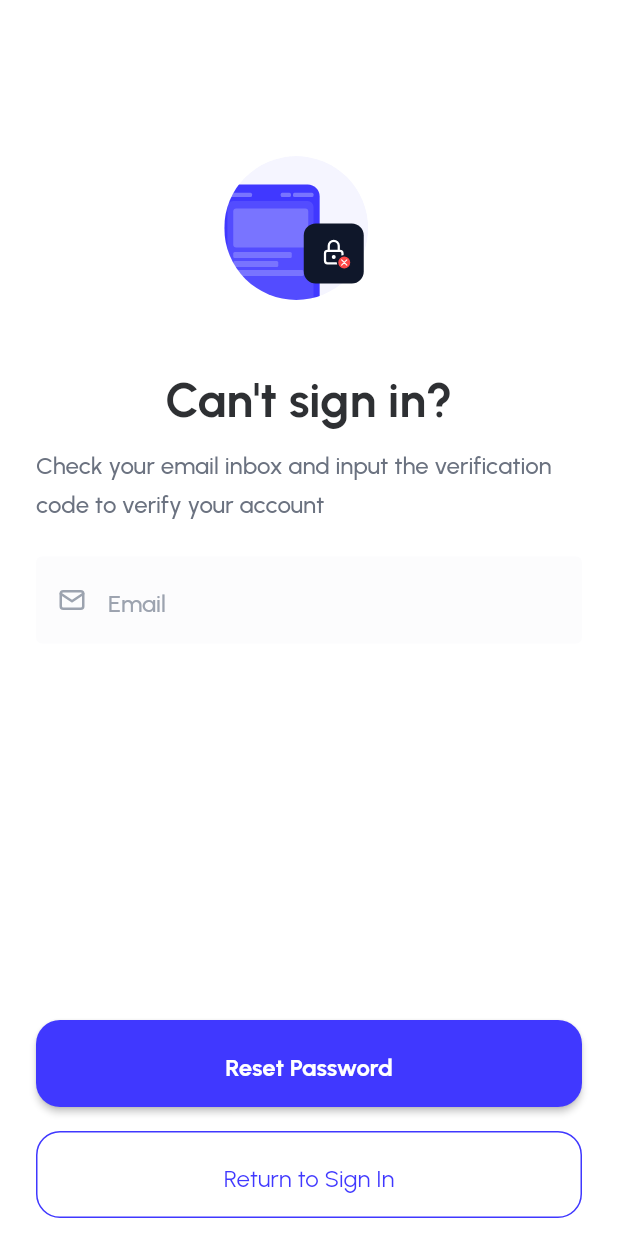
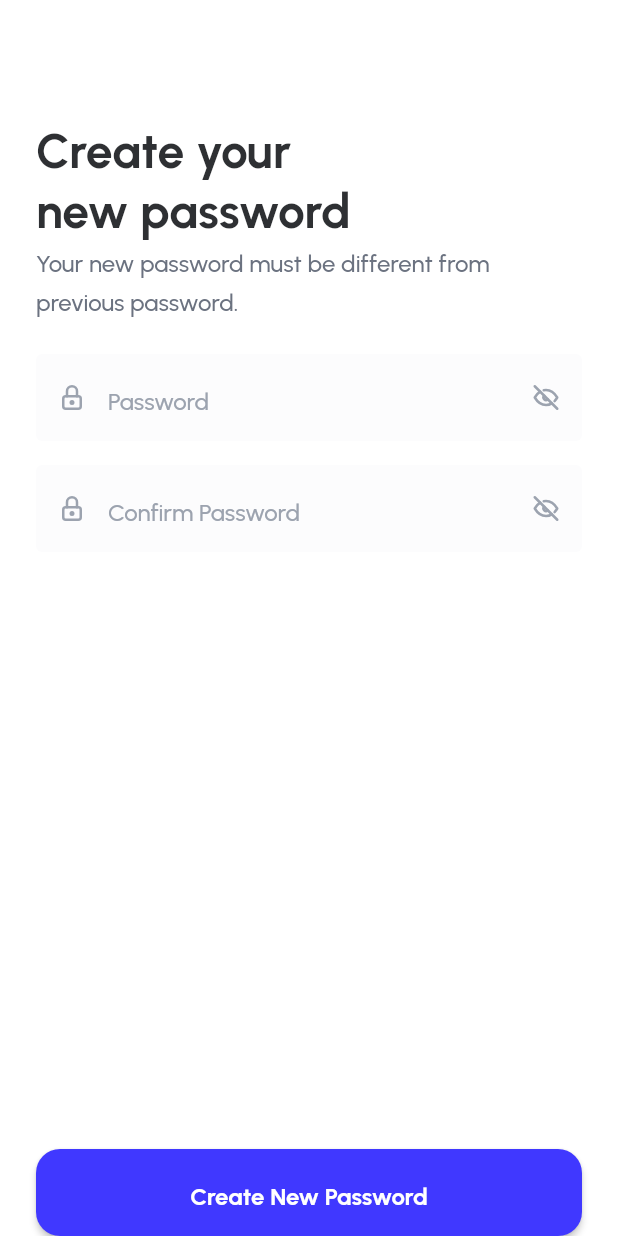
Before and after one commit to sheriffyusuf/carline_flutter, a Flutter app: the ForgotPasswordPage screen opened by its route, after a tap on "Reset Password", on a phone screen of 412 x 824 dp. Run offline on Flutter 3.47's test engine with Material 2 defaults, Android fonts, the phone set to English and light mode, and no system bars; drawn by our look-alikes of nb_utils; our stand-ins replace auto_route, flutter_hooks, flutter_svg, google_fonts, icons_plus, pinput and 1 more.

Commit message:
feat: :sparkles: create new password page ui

```diff
--- a/lib/gen/assets.gen.dart
+++ b/lib/gen/assets.gen.dart
@@ -42,8 +42,12 @@ class $AssetsSvgsGen {
   SvgGenImage get forgotPassword =>
       const SvgGenImage('assets/svgs/forgot_password.svg');
 
+  /// File path: assets/svgs/password_change.svg
+  SvgGenImage get passwordChange =>
+      const SvgGenImage('assets/svgs/password_change.svg');
+
   /// List of all assets
-  List<SvgGenImage> get values => [emptyState, forgotPassword];
+  List<SvgGenImage> get values => [emptyState, forgotPassword, passwordChange];
 }
 
 class Assets {
--- a/lib/pages/login/views/forgot_password_page.dart
+++ b/lib/pages/login/views/forgot_password_page.dart
@@ -1,6 +1,7 @@
 import 'package:auto_route/auto_route.dart';
 import 'package:carline_flutter/gen/assets.gen.dart';
 import 'package:carline_flutter/gen/colors.gen.dart';
+import 'package:carline_flutter/router/router.dart';
 import 'package:carline_flutter/widgets/app_outlined_button/app_outlined_button.dart';
 import 'package:carline_flutter/widgets/custom_button/custom_button.dart';
 import 'package:carline_flutter/widgets/input_decoration/input_decoration.dart';
@@ -50,7 +51,7 @@ class ForgotPasswordPage extends HookWidget {
                 const Spacer(),
                 CarlineButton(
                   title: 'Reset Password',
-                  onPressed: () => true,
+                  onPressed: () => context.pushRoute(const NewPasswordRoute()),
                   variant: "primary",
                 ),
                 16.height,
--- /dev/null
+++ b/lib/pages/login/views/new_password_page.dart
@@ -0,0 +1,139 @@
+import 'dart:ui';
+
+import 'package:carline_flutter/gen/assets.gen.dart';
+import 'package:carline_flutter/gen/colors.gen.dart';
+import 'package:carline_flutter/widgets/custom_button/custom_button.dart';
+import 'package:carline_flutter/widgets/input_decoration/input_decoration.dart';
+import 'package:flutter/material.dart';
+import 'package:flutter/services.dart';
+import 'package:flutter_hooks/flutter_hooks.dart';
+import 'package:nb_utils/nb_utils.dart';
+import 'package:tabler_icons/tabler_icons.dart';
+
+class NewPasswordPage extends HookWidget {
+  const NewPasswordPage({super.key});
+
+  @override
+  Widget build(BuildContext context) {
+    final showPassword = useState(false);
+    return Scaffold(
+        backgroundColor: Colors.white,
+        body: AnnotatedRegion<SystemUiOverlayStyle>(
+          value:
+              const SystemUiOverlayStyle(statusBarBrightness: Brightness.light),
+          child: SafeArea(
+            child: Column(
+              crossAxisAlignment: CrossAxisAlignment.stretch,
+              children: [
+                80.height,
+                Text(
+                  'Create your\nnew password',
+                  style: context.textTheme.headline3?.copyWith(height: 1.25),
+                ),
+                Text(
+                    'Your new password must be different from previous password.',
+                    style: context.textTheme.titleMedium
+                        ?.copyWith(color: AppColor.gray500, height: 1.65)),
+                24.height,
+                TextField(
+                  obscureText: !showPassword.value,
+                  //obscuringCharacter: '*',
+                  decoration: inputDecoration(
+                      hintText: 'Password',
+                      prefixIcon: const Icon(
+                        TablerIcons.lock,
+                        color: AppColor.gray400,
+                        size: 20,
+                      ),
+                      suffixIcon: GestureDetector(
+                        onTap: () => showPassword.value = !showPassword.value,
+                        child: Icon(
+                          showPassword.value
+                              ? TablerIcons.eye
+                              : TablerIcons.eye_off,
+                          color: AppColor.gray400,
+                          size: 20,
+                        ),
+                      )),
+                ),
+                16.height,
+                TextField(
+                  obscureText: !showPassword.value,
+                  //obscuringCharacter: '*',
+                  decoration: inputDecoration(
+                      hintText: 'Confirm Password',
+                      prefixIcon: const Icon(
+                        TablerIcons.lock,
+                        color: AppColor.gray400,
+                        size: 20,
+                      ),
+                      suffixIcon: GestureDetector(
+                        onTap: () => showPassword.value = !showPassword.value,
+                        child: Icon(
+                          showPassword.value
+                              ? TablerIcons.eye
+                              : TablerIcons.eye_off,
+                          color: AppColor.gray400,
+                          size: 20,
+                        ),
+                      )),
+                ),
+                const Spacer(),
+                CarlineButton(
+                  title: 'Create New Password',
+                  onPressed: () => showModalBottomSheet(
+                      backgroundColor: Colors.transparent,
+                      context: context,
+                      builder: ((context) {
+                        return BackdropFilter(
+                          filter: ImageFilter.blur(sigmaX: 2, sigmaY: 2),
+                          child: (Container(
+                            height: context.height() / 2,
+                            padding: const EdgeInsets.symmetric(
+                                horizontal: 24, vertical: 16),
+                            color: Colors.white,
+                            child: Column(
+                                crossAxisAlignment: CrossAxisAlignment.stretch,
+                                children: [
+                                  Container(
+                                    height: 8,
+                                    width: 32,
+                                    color: AppColor.gray100,
+                                  ).cornerRadiusWithClipRRect(4).center(),
+                                  40.height,
+                                  Assets.svgs.passwordChange.svg(),
+                                  24.height,
+                                  Text(
+                                    "Password Changed?",
+                                    textAlign: TextAlign.center,
+                                    style: context.textTheme.headline3
+                                        ?.copyWith(height: 1.30, fontSize: 28),
+                                  ),
+                                  Text(
+                                      'Awesome. You’re successfully updated your password.',
+                                      textAlign: TextAlign.center,
+                                      style: context.textTheme.titleMedium
+                                          ?.copyWith(
+                                        color: AppColor.gray500,
+                                        height: 1.65,
+                                      )),
+                                  const Spacer(),
+                                  CarlineButton(
+                                    title: 'Return to Sign In',
+                                    onPressed: () => true,
+                                    variant: "primary",
+                                  ),
+                                  16.height,
+                                ]),
+                          ).cornerRadiusWithClipRRectOnly(
+                              topLeft: 32, topRight: 32)),
+                        );
+                      })),
+                  variant: "primary",
+                ),
+              ],
+            ).paddingSymmetric(horizontal: 24),
+          ),
+        ));
+  }
+}
--- a/lib/router/router.dart
+++ b/lib/router/router.dart
@@ -2,6 +2,7 @@ import 'package:auto_route/auto_route.dart';
 import 'package:carline_flutter/pages/getting_started/views/getting_started_page.dart';
 import 'package:carline_flutter/pages/login/views/forgot_password_page.dart';
 import 'package:carline_flutter/pages/login/views/login_page.dart';
+import 'package:carline_flutter/pages/login/views/new_password_page.dart';
 import 'package:carline_flutter/pages/onboarding/views/onboarding_page.dart';
 import 'package:carline_flutter/pages/otp/views/otp_page.dart';
 import 'package:carline_flutter/pages/signup/views/signup_page.dart';
@@ -16,6 +17,7 @@ part 'router.gr.dart';
   AutoRoute(page: SignupPage, path: '/signup'),
   AutoRoute(page: OtpPage, path: '/otp'),
   AutoRoute(page: ForgotPasswordPage, path: '/forgot-password'),
+  AutoRoute(page: NewPasswordPage, path: '/new-password'),
 ])
 // extend the generated private router
 class AppRouter extends _$AppRouter {}
```
Also changed, not shown: assets/svgs/password_change.svg (added), lib/router/router.gr.dart.
